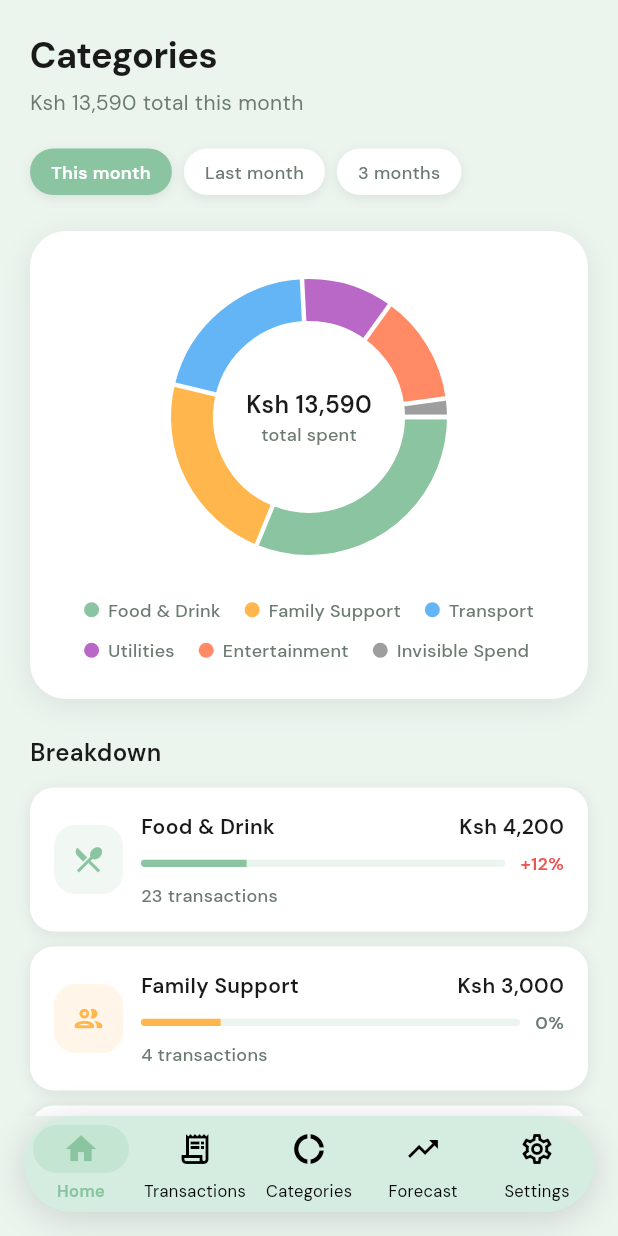
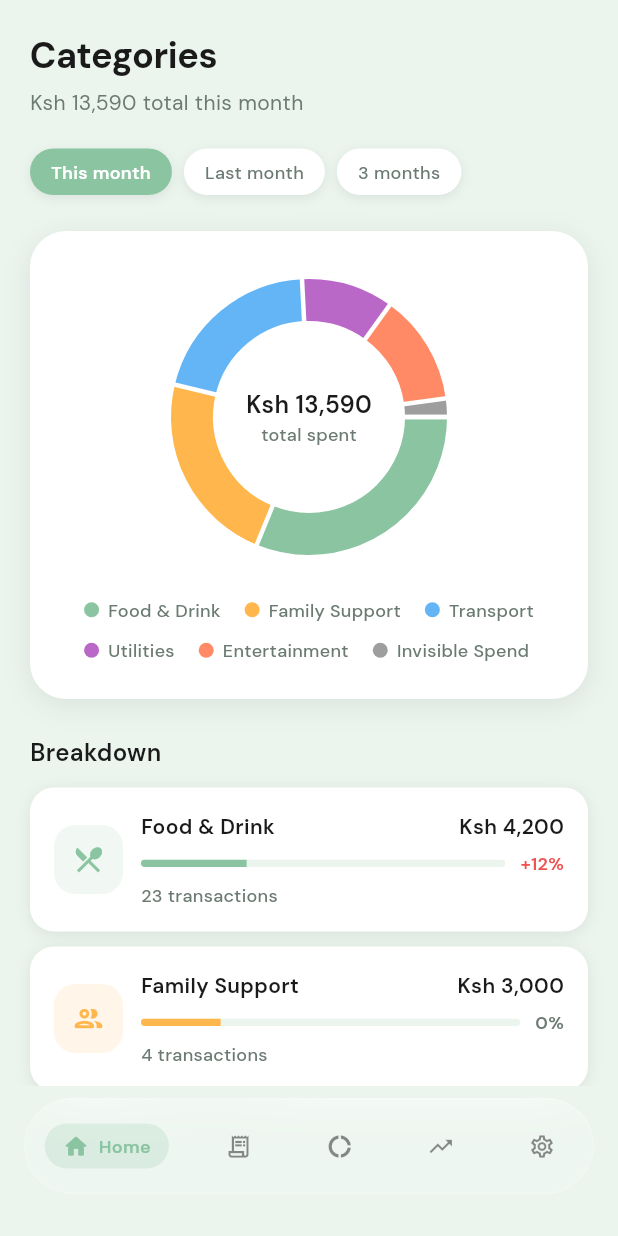
Before and after one commit to IvanMusila/tajirika, a Flutter app: the CategoriesScreen screen opened by its route, on a phone screen of 412 x 824 dp. Run offline on Flutter 3.47's test engine with Material 3 defaults, Android fonts, the phone set to English and light mode, and no system bars; drawn by our look-alikes of fl_chart; our stand-ins replace flutter_riverpod, go_router, google_fonts, shared_preferences; accounts and stored records are empty.

Commit message:
fix: change frontend nav bar to a floating pill

```diff
--- a/app/lib/app.dart
+++ b/app/lib/app.dart
@@ -37,44 +37,45 @@ class TajirikaApp extends ConsumerWidget {
           color: AppColors.surface,
           elevation: 0,
           shape: RoundedRectangleBorder(
-            borderRadius: BorderRadius.circular(20),
+            borderRadius: BorderRadius.circular(36),
           ),
         ),
-        navigationBarTheme: NavigationBarThemeData(
-          backgroundColor: AppColors.transparent,
-          indicatorColor: AppColors.primary.withOpacity(0.2),
-          height: 64,
-          iconTheme: WidgetStateProperty.resolveWith((states) {
-            if (states.contains(WidgetState.selected)) {
-              return const IconThemeData(
-                color: AppColors.navSelected,
-                size: 24,
-              );
-            }
-            return const IconThemeData(
-              color: AppColors.navUnselected,
-              size: 24,
-            );
-          }),
-          labelTextStyle: WidgetStateProperty.resolveWith((states) {
-            if (states.contains(WidgetState.selected)) {
-              return const TextStyle(
-                color: AppColors.navSelected,
-                fontSize: 11,
-                fontWeight: FontWeight.w600,
-              );
-            }
-            return const TextStyle(
-              color: AppColors.navUnselected,
-              fontSize: 11,
-            );
-          }),
-        ),
+        // navigationBarTheme: NavigationBarThemeData(
+        //   backgroundColor: Colors.transparent,
+        //   indicatorColor: AppColors.primary.withOpacity(0.15),
+        //   height: 60,
+        //   labelBehavior: NavigationDestinationLabelBehavior.onlyShowSelected,
+        //   iconTheme: WidgetStateProperty.resolveWith((states) {
+        //     if (states.contains(WidgetState.selected)) {
+        //       return const IconThemeData(
+        //         color: AppColors.navSelected,
+        //         size: 24,
+        //       );
+        //     }
+        //     return const IconThemeData(
+        //       color: AppColors.navUnselected,
+        //       size: 22,
+        //     );
+        //   }),
+        //   labelTextStyle: WidgetStateProperty.resolveWith((states) {
+        //     if (states.contains(WidgetState.selected)) {
+        //       return const TextStyle(
+        //         color: AppColors.navSelected,
+        //         fontSize: 11,
+        //         fontWeight: FontWeight.w600,
+        //       );
+        //     }
+        //     return const TextStyle(
+        //       color: AppColors.navUnselected,
+        //       fontSize: 11,
+        //     );
+        //   }),
+        // ),
         elevatedButtonTheme: ElevatedButtonThemeData(
           style: ElevatedButton.styleFrom(
             backgroundColor: AppColors.primary,
             foregroundColor: Colors.white,
-            elevation: 0,
+            elevation: 5,
             shape: RoundedRectangleBorder(
               borderRadius: BorderRadius.circular(16),
             ),
--- a/app/lib/core/constants/app_colors.dart
+++ b/app/lib/core/constants/app_colors.dart
@@ -25,9 +25,9 @@ class AppColors {
   static const Color error = Color(0xFFEF5350);
 
   // Bottom nav
-  static const Color navBackground = Color(0xFFD4EDE0);
+  static const Color navBackground = Color(0xFF000000);
   static const Color navSelected = Color(0xFF8BC4A0);
-  static const Color navUnselected = Color(0xFF000000);
+  static const Color navUnselected = Color(0xFFFFFFFF);
   static const Color transparent = Color(0x00000000);
 
   // PIN
--- a/app/lib/router/app_router.dart
+++ b/app/lib/router/app_router.dart
@@ -1,3 +1,4 @@
+import 'dart:ui';
 import 'package:flutter/material.dart';
 import 'package:go_router/go_router.dart';
 import 'package:flutter_riverpod/flutter_riverpod.dart';
@@ -89,6 +90,11 @@ class MainShell extends StatefulWidget {
 class _MainShellState extends State<MainShell> {
   int _currentIndex = 0;
 
+  void _onTap(int index) {
+    setState(() => _currentIndex = index);
+    context.go(_routes[index]);
+  }
+
   final List<String> _routes = [
     AppRoutes.dashboard,
     AppRoutes.transactions,
@@ -100,56 +106,67 @@ class _MainShellState extends State<MainShell> {
   @override
   Widget build(BuildContext context) {
     return Scaffold(
+      extendBody: true,
       body: widget.child,
-      bottomNavigationBar: Padding(
-        padding: const EdgeInsets.fromLTRB(16, 0, 16, 16),
+      bottomNavigationBar: Container(
+        color: Colors.transparent,
+        child: Padding(
+          padding: const EdgeInsets.fromLTRB(16, 8, 16, 28),
+          child: ClipRRect(
+            borderRadius: BorderRadius.circular(50),
+            child: BackdropFilter(
+              filter: ImageFilter.blur(sigmaX: 20, sigmaY: 20),
               child: Container(
+                height: 64,
                 decoration: BoxDecoration(
-            color: AppColors.navBackground,
-            borderRadius: BorderRadius.circular(36),
-            boxShadow: [
-              BoxShadow(
-                color: Colors.black.withOpacity(0.15),
-                blurRadius: 20,
-                offset: const Offset(0, 4),
+                  color: Colors.white.withOpacity(0.15),
+                  borderRadius: BorderRadius.circular(50),
+                  border: Border.all(
+                    color: Colors.white.withOpacity(0.2),
+                    width: 1,
+                  ),
+                ),
+                child: Row(
+                  mainAxisAlignment: MainAxisAlignment.spaceAround,
+                  children: [
+                    _NavItem(
+                      icon: Icons.home_outlined,
+                      selectedIcon: Icons.home_rounded,
+                      label: 'Home',
+                      isSelected: _currentIndex == 0,
+                      onTap: () => _onTap(0),
+                    ),
+                    _NavItem(
+                      icon: Icons.receipt_long_outlined,
+                      selectedIcon: Icons.receipt_long_rounded,
+                      label: 'Transactions',
+                      isSelected: _currentIndex == 1,
+                      onTap: () => _onTap(1),
+                    ),
+                    _NavItem(
+                      icon: Icons.donut_large_outlined,
+                      selectedIcon: Icons.donut_large_rounded,
+                      label: 'Categories',
+                      isSelected: _currentIndex == 2,
+                      onTap: () => _onTap(2),
+                    ),
+                    _NavItem(
+                      icon: Icons.trending_up_outlined,
+                      selectedIcon: Icons.trending_up_rounded,
+                      label: 'Forecast',
+                      isSelected: _currentIndex == 3,
+                      onTap: () => _onTap(3),
+                    ),
+                    _NavItem(
+                      icon: Icons.settings_outlined,
+                      selectedIcon: Icons.settings_rounded,
+                      label: 'Settings',
+                      isSelected: _currentIndex == 4,
+                      onTap: () => _onTap(4),
                     ),
                   ],
                 ),
-        child: ClipRRect(
-          borderRadius: BorderRadius.circular(36),
-          child: NavigationBar(
-            selectedIndex: _currentIndex,
-            onDestinationSelected: (index) {
-              setState(() => _currentIndex = index);
-              context.go(_routes[index]);
-            },
-            destinations: const [
-              NavigationDestination(
-                icon: Icon(Icons.home_outlined),
-                selectedIcon: Icon(Icons.home),
-                label: 'Home',
               ),
-              NavigationDestination(
-                icon: Icon(Icons.receipt_long_outlined),
-                selectedIcon: Icon(Icons.receipt_long),
-                label: 'Transactions',
-              ),
-              NavigationDestination(
-                icon: Icon(Icons.donut_large_outlined),
-                selectedIcon: Icon(Icons.donut_large),
-                label: 'Categories',
-              ),
-              NavigationDestination(
-                icon: Icon(Icons.trending_up_outlined),
-                selectedIcon: Icon(Icons.trending_up),
-                label: 'Forecast',
-              ),
-              NavigationDestination(
-                icon: Icon(Icons.settings_outlined),
-                selectedIcon: Icon(Icons.settings),
-                label: 'Settings',
-              ),
-            ],
             ),
           ),
         ),
@@ -157,3 +174,68 @@ class _MainShellState extends State<MainShell> {
     );
   }
 }
+
+class _NavItem extends StatelessWidget {
+  final IconData icon;
+  final IconData selectedIcon;
+  final String label;
+  final bool isSelected;
+  final VoidCallback onTap;
+
+  const _NavItem({
+    required this.icon,
+    required this.selectedIcon,
+    required this.label,
+    required this.isSelected,
+    required this.onTap,
+  });
+
+  @override
+  Widget build(BuildContext context) {
+    return GestureDetector(
+      onTap: onTap,
+      behavior: HitTestBehavior.opaque,
+      child: AnimatedContainer(
+        duration: const Duration(milliseconds: 200),
+        padding: const EdgeInsets.symmetric(horizontal: 12, vertical: 6),
+        decoration: BoxDecoration(
+          color: isSelected
+              ? AppColors.primary.withOpacity(0.2)
+              : Colors.transparent,
+          borderRadius: BorderRadius.circular(50),
+        ),
+        child: Row(
+          mainAxisSize: MainAxisSize.min,
+          children: [
+            Icon(
+              isSelected ? selectedIcon : icon,
+              size: 18,
+              color: isSelected
+                  ? AppColors.primary
+                  : AppColors.textPrimary.withOpacity(0.5),
+            ),
+            AnimatedSize(
+              duration: const Duration(milliseconds: 200),
+              curve: Curves.easeInOut,
+              child: isSelected
+                  ? Row(
+                      children: [
+                        const SizedBox(width: 6),
+                        Text(
+                          label,
+                          style: TextStyle(
+                            color: AppColors.primary,
+                            fontSize: 12,
+                            fontWeight: FontWeight.w600,
+                          ),
+                        ),
+                      ],
+                    )
+                  : const SizedBox.shrink(),
+            ),
+          ],
+        ),
+      ),
+    );
+  }
+}
```
Also changed, not shown: 1 other file. Lines whose indentation alone changed are shown as unchanged.
